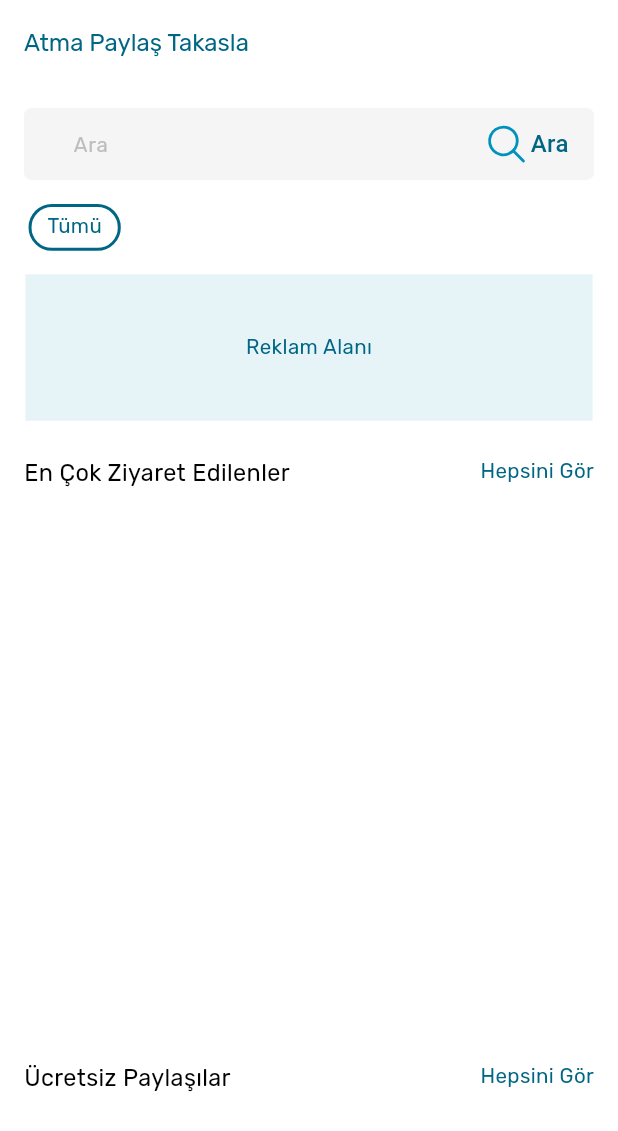
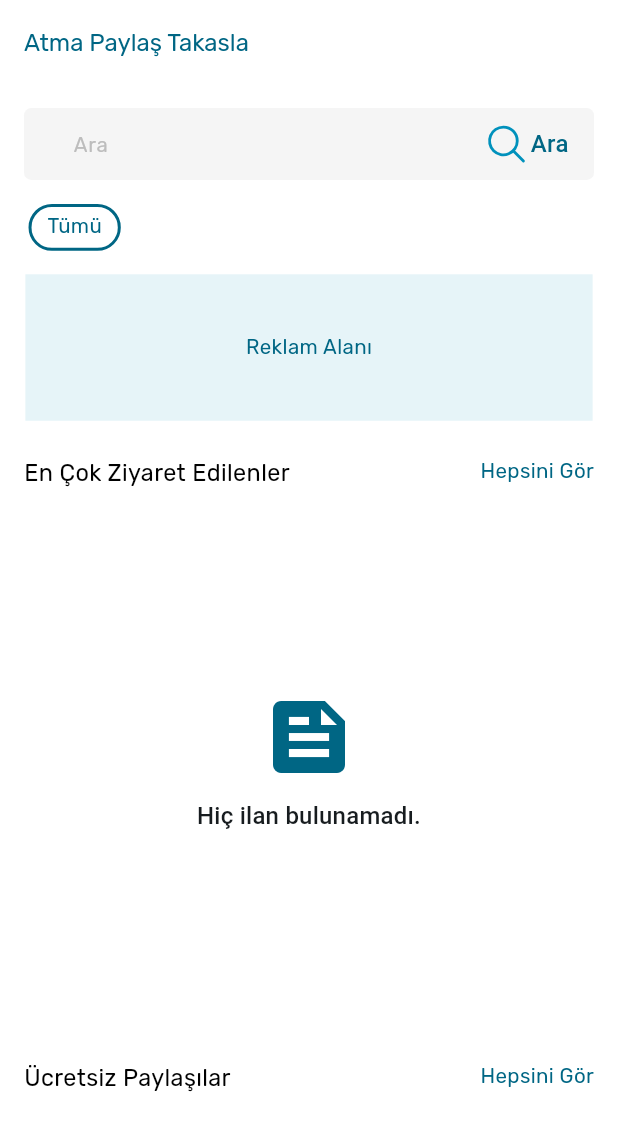
Before and after one commit to flutterteam2023/atmaPaylasApp, a Flutter app: the HomeView screen opened by its route, on a phone screen of 412 x 824 dp. Shown: the top 1131 px of the screen. Run offline on Flutter 3.47's test engine with Material 3 defaults, Android fonts, the phone set to English and light mode, and no system bars; drawn by our look-alikes of flutter_bounceable; our stand-ins replace auto_route, dio, easy_localization, flutter_easyloading, flutter_hooks, flutter_screenutil and 15 more; missing offline and left inert: flutter_verification_code, validatorless; accounts and stored records are empty; network calls fail.

Commit message:
home page no content status handle

```diff
--- a/lib/features/Home/presentation/pages/home_view.dart
+++ b/lib/features/Home/presentation/pages/home_view.dart
@@ -331,6 +331,28 @@ class _HomeViewState extends State<HomeView> {
                       if (snaphot.connectionState != ConnectionState.done) {
                         return customListViewShimmer(formatter);
                       }
+                      if (snaphot.data?.isEmpty ?? true) {
+                        return Center(
+                          child: Column(
+                            mainAxisSize: MainAxisSize.min,
+                            children: [
+                              const Icon(
+                                Icons.feed,
+                                size: 64,
+                                color: Color(AppColors.primaryColor),
+                              ),
+                              Padding(
+                                padding: const EdgeInsets.all(9),
+                                child: Text(
+                                  'Hiç ilan bulunamadı.',
+                                  textAlign: TextAlign.center,
+                                  style: Theme.of(context).textTheme.titleMedium,
+                                ),
+                              ),
+                            ],
+                          ),
+                        );
+                      }
                       return ListView.builder(
                         padding: EdgeInsets.only(right: 16.w),
                         scrollDirection: Axis.horizontal,
@@ -392,6 +414,28 @@ class _HomeViewState extends State<HomeView> {
                       if (snaphot.connectionState != ConnectionState.done) {
                         return customListViewShimmer(formatter);
                       }
+                      if (snaphot.data?.isEmpty ?? true) {
+                        return Center(
+                          child: Column(
+                            mainAxisSize: MainAxisSize.min,
+                            children: [
+                              const Icon(
+                                Icons.feed,
+                                size: 64,
+                                color: Color(AppColors.primaryColor),
+                              ),
+                              Padding(
+                                padding: const EdgeInsets.all(9),
+                                child: Text(
+                                  'Hiç ilan bulunamadı.',
+                                  textAlign: TextAlign.center,
+                                  style: Theme.of(context).textTheme.titleMedium,
+                                ),
+                              ),
+                            ],
+                          ),
+                        );
+                      }
                       return ListView.builder(
                         padding: EdgeInsets.only(right: 16.w),
                         scrollDirection: Axis.horizontal,
@@ -452,6 +496,28 @@ class _HomeViewState extends State<HomeView> {
                     builder: (context, snaphot) {
                       if (snaphot.connectionState != ConnectionState.done) {
                         return customListViewShimmer(formatter);
+                      }
+                      if (snaphot.data?.isEmpty ?? true) {
+                        return Center(
+                          child: Column(
+                            mainAxisSize: MainAxisSize.min,
+                            children: [
+                              const Icon(
+                                Icons.feed,
+                                size: 64,
+                                color: Color(AppColors.primaryColor),
+                              ),
+                              Padding(
+                                padding: const EdgeInsets.all(9),
+                                child: Text(
+                                  'Hiç ilan bulunamadı.',
+                                  textAlign: TextAlign.center,
+                                  style: Theme.of(context).textTheme.titleMedium,
+                                ),
+                              ),
+                            ],
+                          ),
+                        );
                       }
                       return ListView.builder(
                         padding: EdgeInsets.only(right: 16.w),
```
